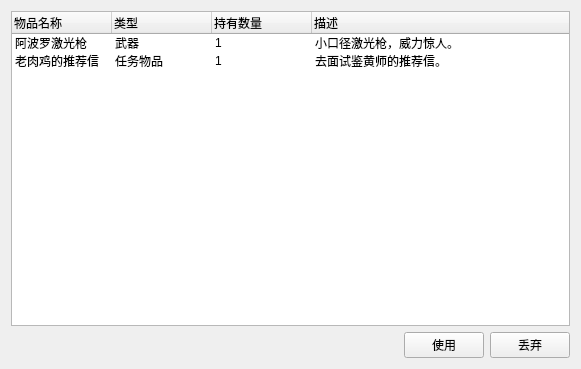
Above: src/coeus/coeus_client_qt/game_bag_dialog.ui from AngryPowman/Coeus before the change. Below: the same form after it.
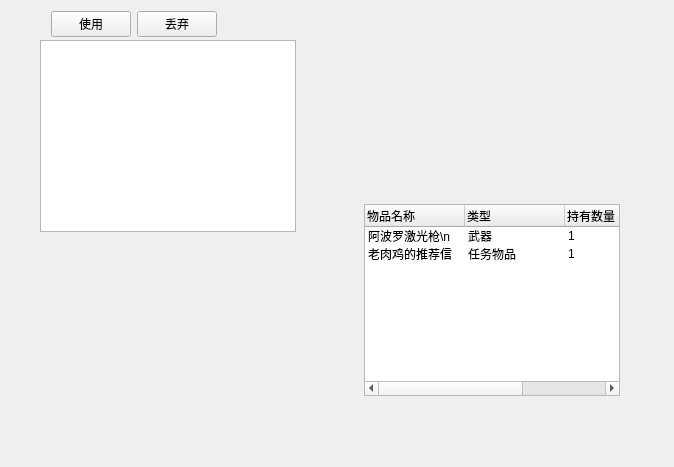
That is the form after the change.

Diff of the .ui file:
```diff
--- a/src/coeus/coeus_client_qt/game_bag_dialog.ui
+++ b/src/coeus/coeus_client_qt/game_bag_dialog.ui
@@ -9,12 +9,12 @@
    <rect>
     <x>0</x>
     <y>0</y>
-    <width>581</width>
-    <height>369</height>
+    <width>674</width>
+    <height>467</height>
    </rect>
   </property>
   <property name="sizePolicy">
-   <sizepolicy hsizetype="Fixed" vsizetype="Fixed">
+   <sizepolicy hsizetype="Expanding" vsizetype="Expanding">
     <horstretch>0</horstretch>
     <verstretch>0</verstretch>
    </sizepolicy>
@@ -32,9 +32,15 @@
    <bool>false</bool>
   </property>
   <widget class="QWidget" name="centralWidget">
-   <layout class="QVBoxLayout" name="verticalLayout">
-    <item>
-     <widget class="QTreeWidget" name="treeWidget">
+   <widget class="QTreeWidget" name="gameItemWidget">
+    <property name="geometry">
+     <rect>
+      <x>364</x>
+      <y>204</y>
+      <width>256</width>
+      <height>192</height>
+     </rect>
+    </property>
       <property name="rootIsDecorated">
        <bool>false</bool>
       </property>
@@ -63,7 +69,7 @@
       </column>
       <item>
        <property name="text">
-        <string>阿波罗激光枪</string>
+      <string>阿波罗激光枪\n</string>
        </property>
        <property name="text">
         <string>武器</string>
@@ -90,8 +96,17 @@
        </property>
       </item>
      </widget>
-    </item>
-    <item>
+   <widget class="QTableView" name="tableView">
+    <property name="geometry">
+     <rect>
+      <x>40</x>
+      <y>40</y>
+      <width>256</width>
+      <height>192</height>
+     </rect>
+    </property>
+   </widget>
+   <widget class="QWidget" name="">
      <layout class="QHBoxLayout" name="horizontalLayout_2">
       <item>
        <spacer name="horizontalSpacer">
@@ -125,8 +140,7 @@
        </layout>
       </item>
      </layout>
-    </item>
-   </layout>
+   </widget>
   </widget>
  </widget>
  <layoutdefault spacing="6" margin="11"/>
```
Lines whose indentation alone changed are shown as unchanged.
